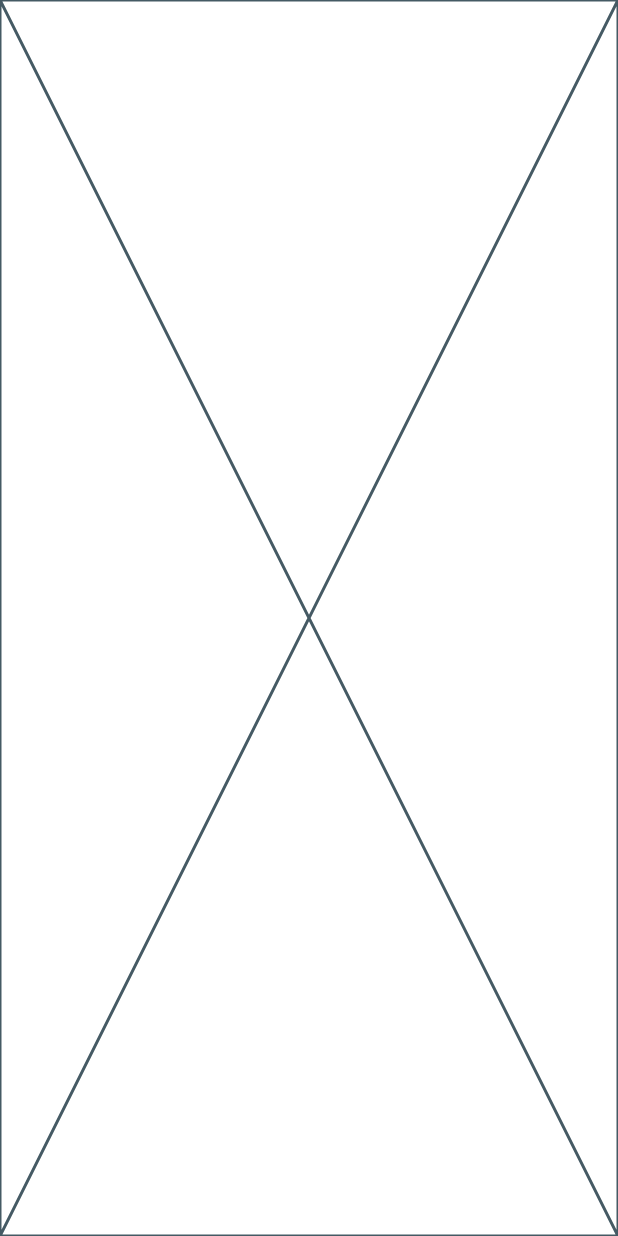
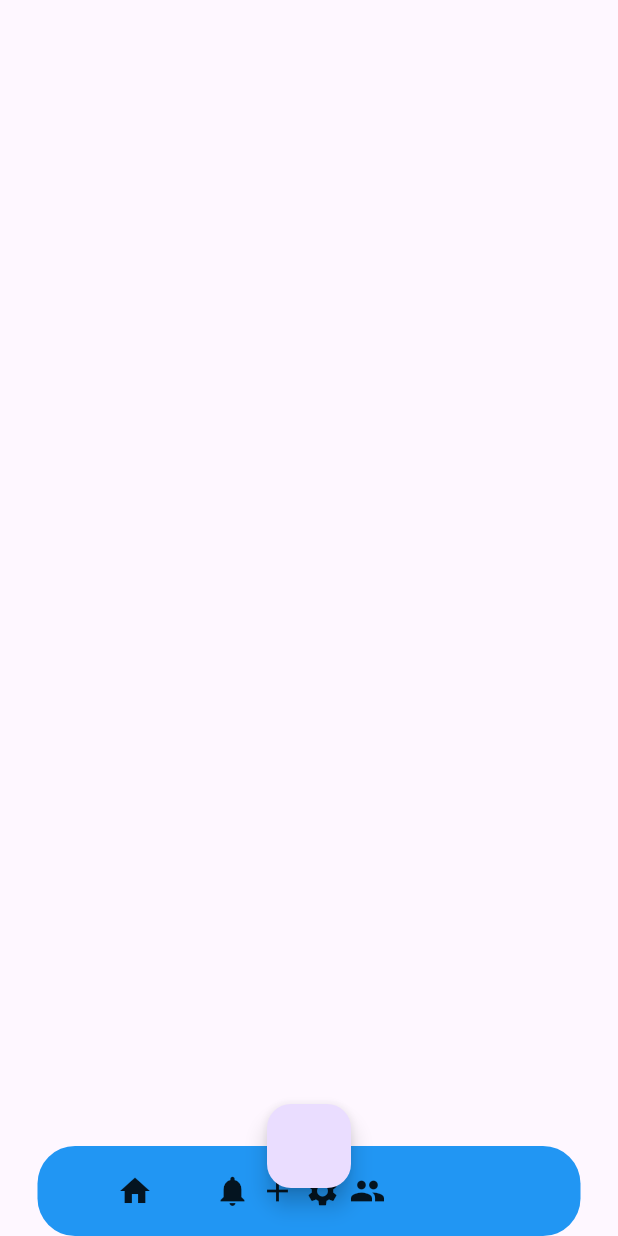
Before and after one commit to sally2805/todoapp, a Flutter app: the screen it shows after launch, on a phone screen of 412 x 824 dp. Run offline on Flutter 3.47's test engine with Material 3 defaults, Android fonts, the phone set to English and light mode, and no system bars.

```diff
--- /dev/null
+++ b/lib/entry_point.dart
@@ -0,0 +1,51 @@
+import 'package:flutter/material.dart';
+
+class EntryPoint extends StatelessWidget {
+  const EntryPoint({super.key});
+
+  @override
+  Widget build(BuildContext context) {
+    return Scaffold(
+      floatingActionButton: FloatingActionButton(onPressed: () {}),
+      floatingActionButtonLocation: FloatingActionButtonLocation.centerDocked,
+      bottomNavigationBar: SafeArea(
+          child: Container(
+        padding: const EdgeInsets.all(15),
+        margin: const EdgeInsets.symmetric(horizontal: 25),
+        decoration: const BoxDecoration(
+          color: Colors.blue,
+          borderRadius: BorderRadius.all(Radius.circular(25)),
+        ),
+        child: const Row(
+          children: [
+            SizedBox(
+              width: 100,
+              height: 30,
+              child: Icon(Icons.home),
+            ),
+            SizedBox(
+              width: 30,
+              height: 30,
+              child: Icon(Icons.notifications),
+            ),
+            SizedBox(
+              width: 30,
+              height: 30,
+              child: Icon(Icons.add),
+            ),
+            SizedBox(
+              width: 30,
+              height: 30,
+              child: Icon(Icons.settings),
+            ),
+            SizedBox(
+              width: 30,
+              height: 30,
+              child: Icon(Icons.people),
+            ),
+          ],
+        ),
+      )),
+    );
+  }
+}
--- a/lib/main.dart
+++ b/lib/main.dart
@@ -1,6 +1,5 @@
-import 'dart:math';
-
 import 'package:flutter/material.dart';
+import 'package:todoapp/entry_point.dart';
 import 'package:todoapp/onboardingscreen.dart';
 
 void main(List<String> args) {
@@ -32,7 +31,7 @@ class _SplashScreenState extends State<SplashScreen> {
     super.initState();
     Future.delayed(Duration(seconds: 2), () {
       Navigator.push(
-          context, MaterialPageRoute(builder: (builder) => Screen1()));
+          context, MaterialPageRoute(builder: (builder) => EntryPoint()));
     });
   }
 
--- /dev/null
+++ b/lib/signin.dart
@@ -0,0 +1,11 @@
+import 'package:flutter/material.dart';
+import 'package:flutter/services.dart';
+
+class EntryPoint extends StatelessWidget {
+  const EntryPoint({super.key});
+
+  @override
+  Widget build(BuildContext context) {
+    return Scaffold();
+  }
+}
--- a/pubspec.yaml
+++ b/pubspec.yaml
@@ -35,6 +35,7 @@ dependencies:
   # The following adds the Cupertino Icons font to your application.
   # Use with the CupertinoIcons class for iOS style icons.
   cupertino_icons: ^1.0.6
+  animated_bottom_navigation_bar: ^1.3.3
 
 dev_dependencies:
   flutter_test:
```
Also changed, not shown: pubspec.lock.
